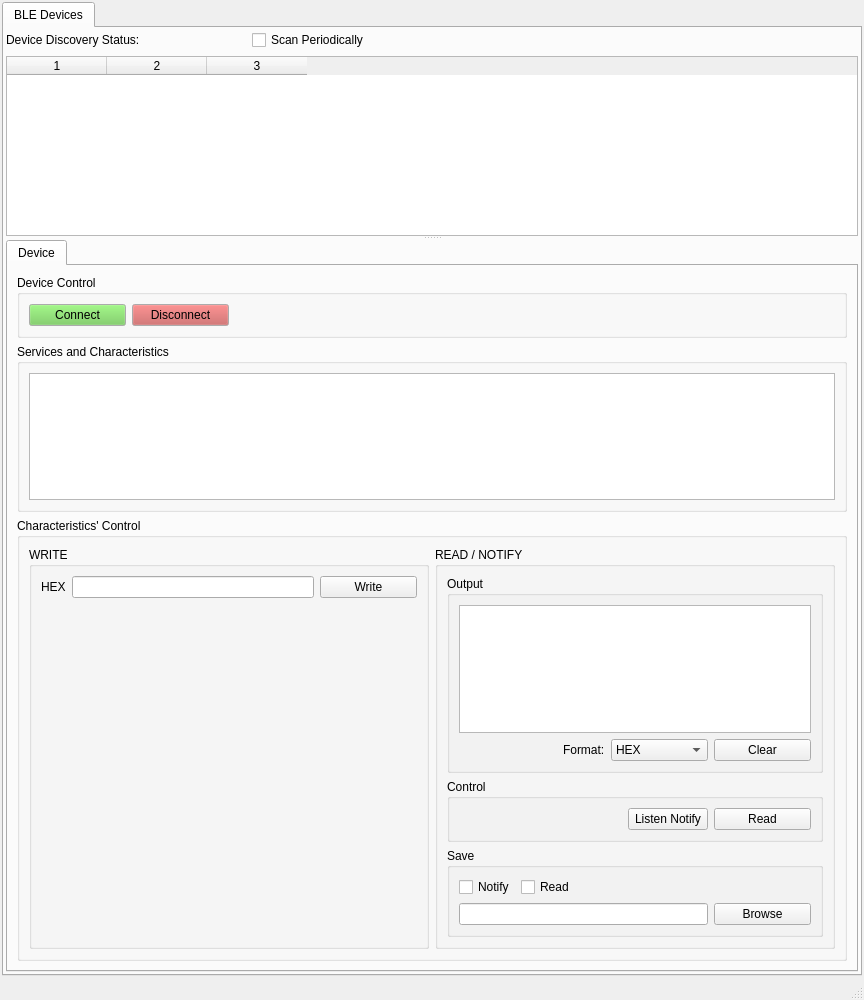
Qt form mainwindow.ui (vladimir-vakhter/ble-basestation-app) before a commit.
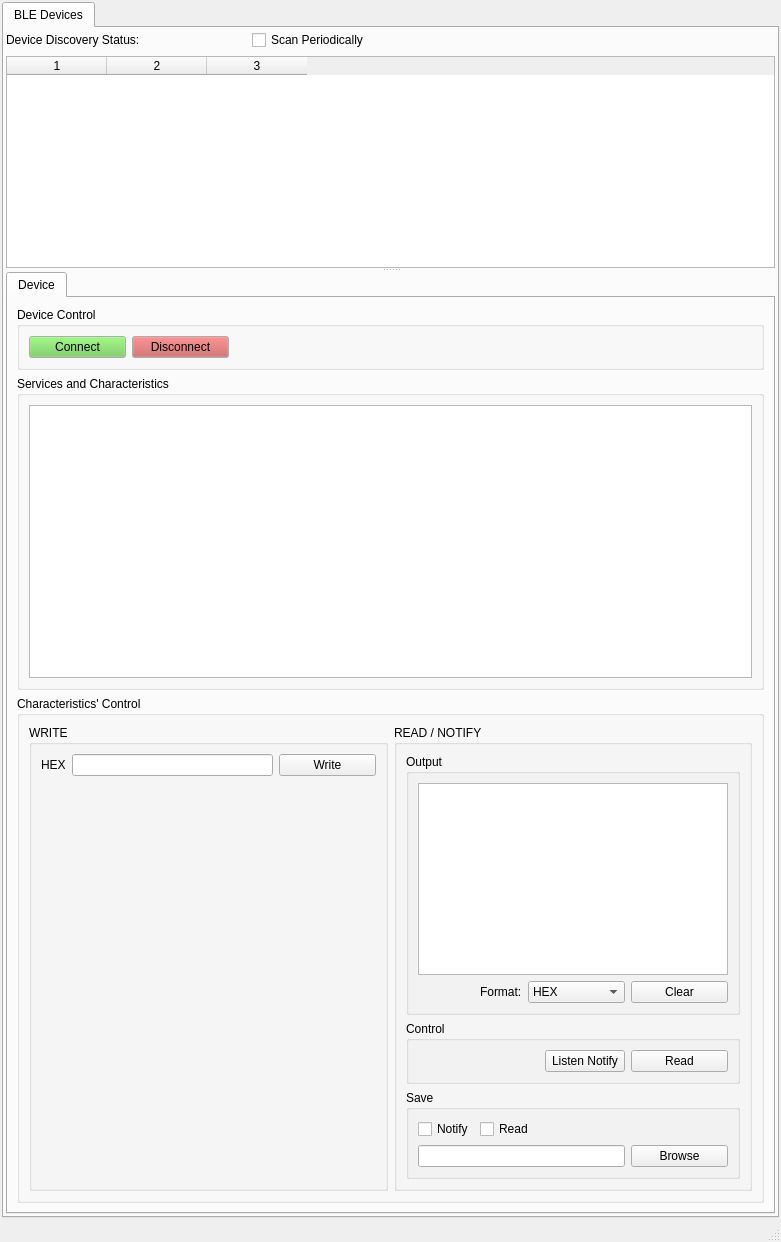
The same form after that commit.

Commit message: update ui settings for several widgets

What changed in the file:
```diff
--- a/mainwindow.ui
+++ b/mainwindow.ui
@@ -2,12 +2,15 @@
 <ui version="4.0">
  <class>MainWindow</class>
  <widget class="QMainWindow" name="MainWindow">
+  <property name="enabled">
+   <bool>true</bool>
+  </property>
   <property name="geometry">
    <rect>
     <x>0</x>
     <y>0</y>
-    <width>864</width>
-    <height>1000</height>
+    <width>781</width>
+    <height>1242</height>
    </rect>
   </property>
   <property name="sizePolicy">
@@ -19,7 +22,7 @@
   <property name="minimumSize">
    <size>
     <width>0</width>
-    <height>1000</height>
+    <height>0</height>
    </size>
   </property>
   <property name="windowTitle">
@@ -400,7 +403,7 @@
                           <property name="minimumSize">
                            <size>
                             <width>0</width>
-                            <height>70</height>
+                            <height>0</height>
                            </size>
                           </property>
                           <property name="readOnly">
```
Left out of the diff: 2 changed lines with no effect on the pictures.
